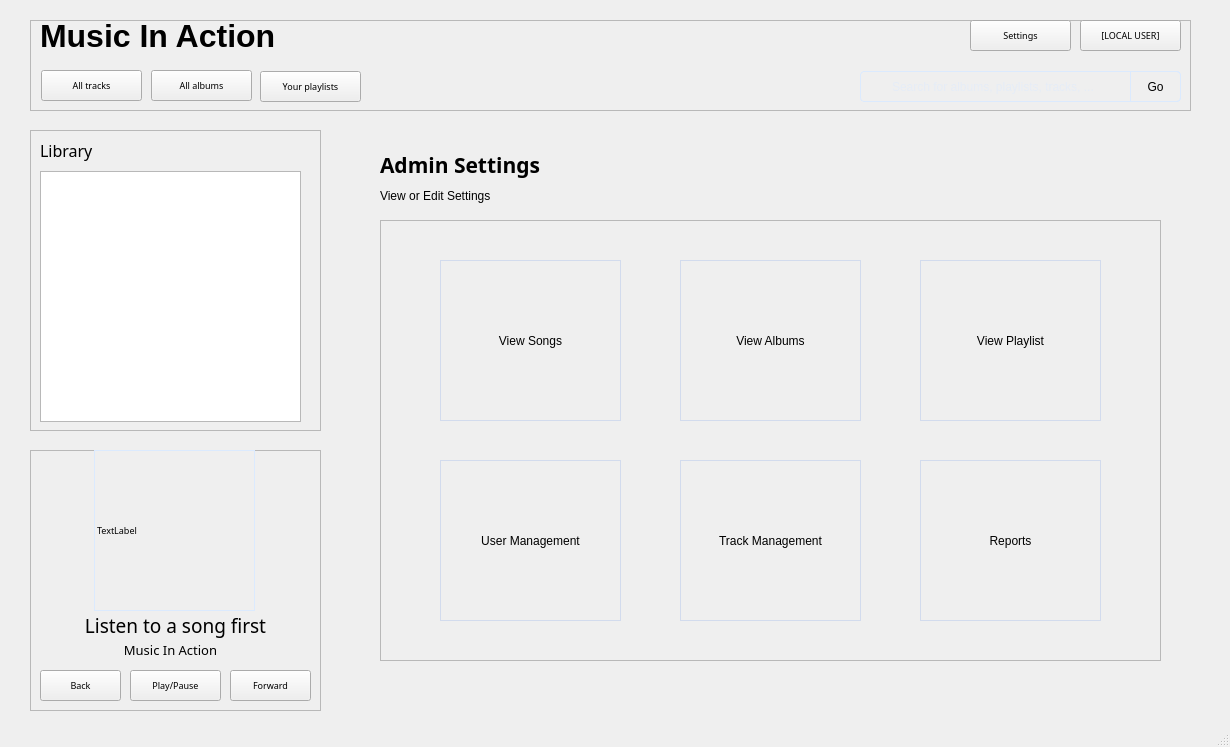
AlexDev404/GUIFinalProject, file mainwindow.ui: the form before one commit.
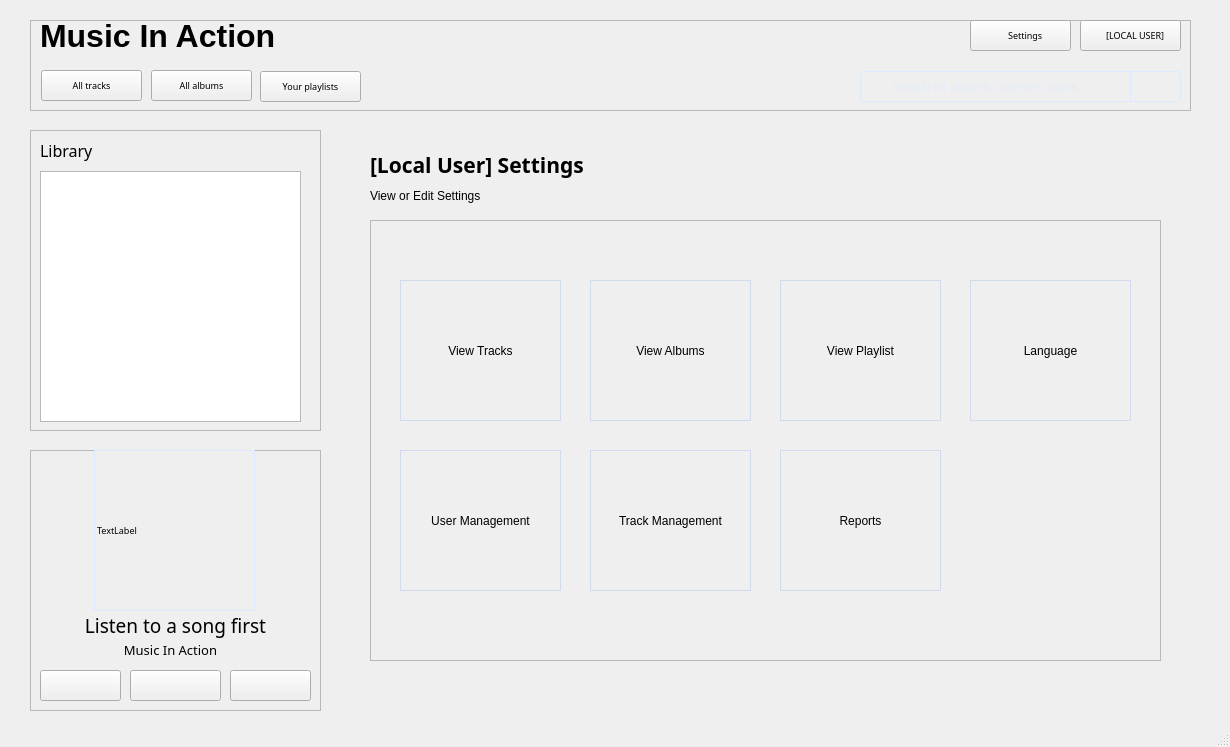
The form after the commit. The open tabs and pages were chosen to show the change.

Patch:
```diff
--- a/mainwindow.ui
+++ b/mainwindow.ui
@@ -850,9 +850,9 @@
      <widget class="QWidget" name="layoutWidget">
       <property name="geometry">
        <rect>
-        <x>30</x>
+        <x>20</x>
         <y>20</y>
-        <width>781</width>
+        <width>791</width>
         <height>56</height>
        </rect>
       </property>
@@ -870,7 +870,7 @@
           <string notr="true"/>
          </property>
          <property name="text">
-          <string>Admin Settings</string>
+          <string>[Local User] Settings</string>
          </property>
         </widget>
        </item>
@@ -886,9 +886,9 @@
      <widget class="QFrame" name="buttonFrame_sp">
       <property name="geometry">
        <rect>
-        <x>30</x>
+        <x>20</x>
         <y>90</y>
-        <width>781</width>
+        <width>791</width>
         <height>441</height>
        </rect>
       </property>
@@ -901,39 +901,23 @@
       <widget class="QPushButton" name="userManagementButton">
        <property name="geometry">
         <rect>
-         <x>60</x>
-         <y>240</y>
-         <width>181</width>
-         <height>161</height>
+         <x>30</x>
+         <y>230</y>
+         <width>161</width>
+         <height>141</height>
         </rect>
        </property>
        <property name="text">
         <string>User Management</string>
        </property>
       </widget>
-      <widget class="QPushButton" name="reportButton">
-       <property name="geometry">
-        <rect>
-         <x>540</x>
-         <y>240</y>
-         <width>181</width>
-         <height>161</height>
-        </rect>
-       </property>
-       <property name="styleSheet">
-        <string notr="true"/>
-       </property>
-       <property name="text">
-        <string>Reports</string>
-       </property>
-      </widget>
       <widget class="QPushButton" name="trackManagementButton">
        <property name="geometry">
         <rect>
-         <x>300</x>
-         <y>240</y>
-         <width>181</width>
-         <height>161</height>
+         <x>220</x>
+         <y>230</y>
+         <width>161</width>
+         <height>141</height>
         </rect>
        </property>
        <property name="text">
@@ -943,10 +927,10 @@
       <widget class="QPushButton" name="viewPlaylistButton">
        <property name="geometry">
         <rect>
-         <x>540</x>
-         <y>40</y>
-         <width>181</width>
-         <height>161</height>
+         <x>410</x>
+         <y>60</y>
+         <width>161</width>
+         <height>141</height>
         </rect>
        </property>
        <property name="text">
@@ -956,29 +940,58 @@
       <widget class="QPushButton" name="viewSongsButton">
        <property name="geometry">
         <rect>
-         <x>60</x>
-         <y>40</y>
-         <width>181</width>
-         <height>161</height>
+         <x>30</x>
+         <y>60</y>
+         <width>161</width>
+         <height>141</height>
         </rect>
        </property>
        <property name="text">
-        <string>View Songs</string>
+        <string>View Tracks</string>
        </property>
       </widget>
       <widget class="QPushButton" name="viewAlbumsButton">
        <property name="geometry">
         <rect>
-         <x>300</x>
-         <y>40</y>
-         <width>181</width>
-         <height>161</height>
+         <x>220</x>
+         <y>60</y>
+         <width>161</width>
+         <height>141</height>
         </rect>
        </property>
        <property name="text">
         <string>View Albums</string>
        </property>
       </widget>
+      <widget class="QPushButton" name="languageButton">
+       <property name="geometry">
+        <rect>
+         <x>600</x>
+         <y>60</y>
+         <width>161</width>
+         <height>141</height>
+        </rect>
+       </property>
+       <property name="text">
+        <string>Language</string>
+       </property>
+      </widget>
+      <widget class="QPushButton" name="reportButton">
+       <property name="geometry">
+        <rect>
+         <x>410</x>
+         <y>230</y>
+         <width>161</width>
+         <height>141</height>
+        </rect>
+       </property>
+       <property name="styleSheet">
+        <string notr="true"/>
+       </property>
+       <property name="text">
+        <string>Reports</string>
+       </property>
+      </widget>
      </widget>
     </widget>
     <widget class="QWidget" name="allAlbumsPage">
@@ -1566,7 +1579,7 @@
       <string notr="true"/>
      </property>
      <property name="text">
-      <string>Play/Pause</string>
+      <string/>
      </property>
     </widget>
     <widget class="QPushButton" name="pushButton_8">
@@ -1582,7 +1595,7 @@
       <string notr="true"/>
      </property>
      <property name="text">
-      <string>Back</string>
+      <string/>
      </property>
     </widget>
     <widget class="QPushButton" name="pushButton_9">
@@ -1598,7 +1611,7 @@
       <string notr="true"/>
      </property>
      <property name="text">
-      <string>Forward</string>
+      <string/>
      </property>
     </widget>
    </widget>
@@ -1630,7 +1643,7 @@
       <string notr="true"/>
      </property>
      <property name="text">
-      <string>Settings</string>
+      <string>    Settings</string>
      </property>
     </widget>
     <widget class="QPushButton" name="local_user">
@@ -1646,7 +1659,7 @@
       <string notr="true"/>
      </property>
      <property name="text">
-      <string>[LOCAL USER]</string>
+      <string>    [LOCAL USER]</string>
      </property>
     </widget>
     <widget class="QPushButton" name="your_playlists">
@@ -1778,7 +1791,7 @@
 border-bottom-left-radius: 0;</string>
       </property>
       <property name="text">
-       <string>Go</string>
+       <string/>
       </property>
      </widget>
     </widget>
```
Left out of the diff: 124 changed lines with no effect on the pictures.
